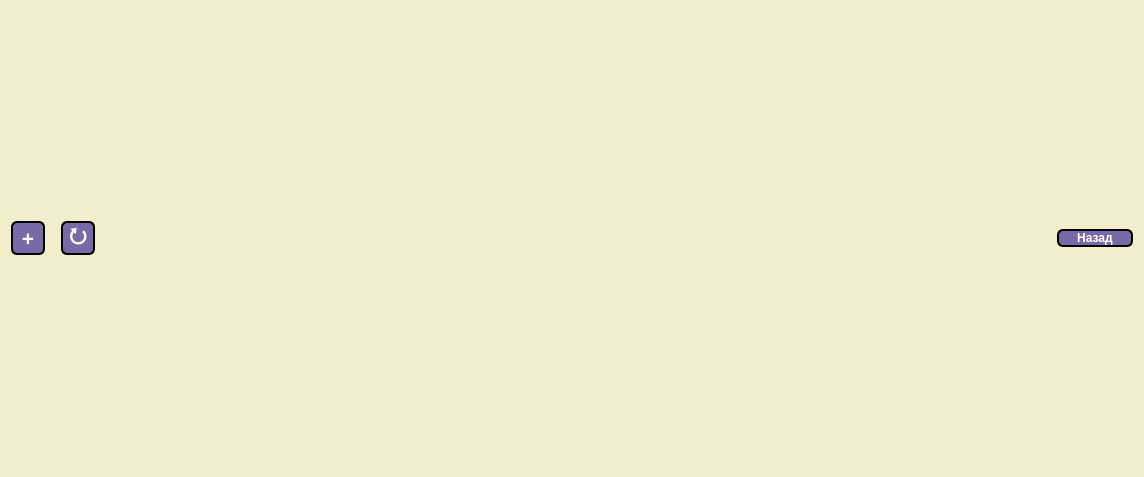
Qt form Readalot/books.ui (TanyaSeykova/Hackaton_2022) before a commit.
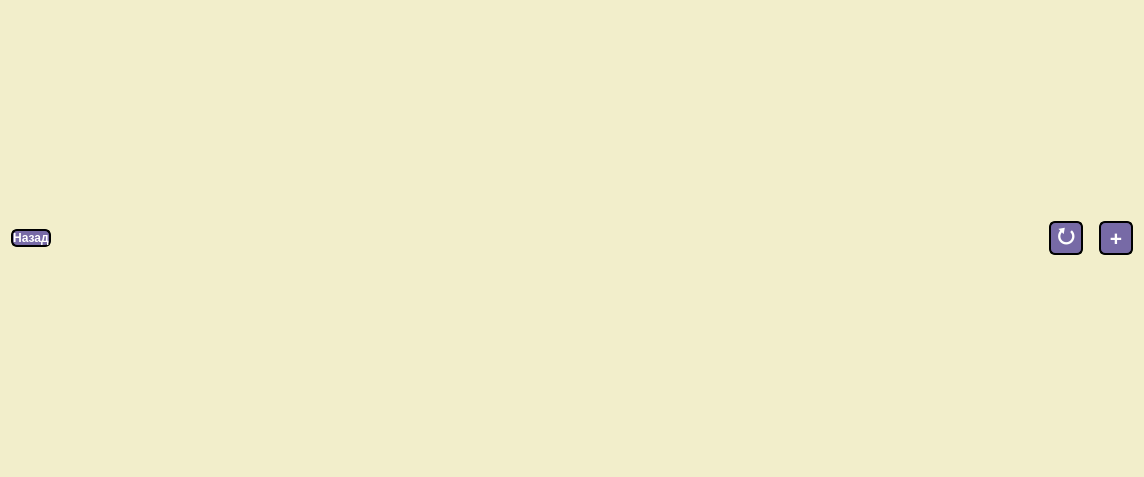
The same form after that commit.

Diff of the .ui file:
```diff
--- a/Readalot/books.ui
+++ b/Readalot/books.ui
@@ -41,102 +41,7 @@
    <item>
     <layout class="QVBoxLayout" name="verticalLayout_3" stretch="1,8">
      <item>
-      <layout class="QHBoxLayout" name="horizontalLayout" stretch="1,1,1,25,2">
-       <item>
-        <widget class="QPushButton" name="addBookButton">
-         <property name="minimumSize">
-          <size>
-           <width>0</width>
-           <height>0</height>
-          </size>
-         </property>
-         <property name="maximumSize">
-          <size>
-           <width>34</width>
-           <height>34</height>
-          </size>
-         </property>
-         <property name="font">
-          <font>
-           <family>Arial</family>
-           <pointsize>16</pointsize>
-           <italic>false</italic>
-           <bold>false</bold>
-          </font>
-         </property>
-         <property name="toolTip">
-          <string>&lt;html&gt;&lt;head/&gt;&lt;body&gt;&lt;p&gt;Добави книга&lt;/p&gt;&lt;/body&gt;&lt;/html&gt;</string>
-         </property>
-         <property name="styleSheet">
-          <string notr="true">font: 16pt &quot;Arial&quot;;</string>
-         </property>
-         <property name="text">
-          <string>+</string>
-         </property>
-        </widget>
-       </item>
-       <item>
-        <spacer name="horizontalSpacer_2">
-         <property name="orientation">
-          <enum>Qt::Horizontal</enum>
-         </property>
-         <property name="sizeType">
-          <enum>QSizePolicy::Fixed</enum>
-         </property>
-         <property name="sizeHint" stdset="0">
-          <size>
-           <width>10</width>
-           <height>20</height>
-          </size>
-         </property>
-        </spacer>
-       </item>
-       <item>
-        <widget class="QPushButton" name="pushButtonReload">
-         <property name="minimumSize">
-          <size>
-           <width>0</width>
-           <height>0</height>
-          </size>
-         </property>
-         <property name="maximumSize">
-          <size>
-           <width>34</width>
-           <height>34</height>
-          </size>
-         </property>
-         <property name="font">
-          <font>
-           <family>Arial</family>
-           <pointsize>16</pointsize>
-           <italic>false</italic>
-           <bold>false</bold>
-          </font>
-         </property>
-         <property name="toolTip">
-          <string>&lt;html&gt;&lt;head/&gt;&lt;body&gt;&lt;p&gt;Презареди таблицата&lt;/p&gt;&lt;/body&gt;&lt;/html&gt;</string>
-         </property>
-         <property name="styleSheet">
-          <string notr="true">font: 16pt &quot;Arial&quot;;</string>
-         </property>
-         <property name="text">
-          <string>⭮</string>
-         </property>
-        </widget>
-       </item>
-       <item>
-        <spacer name="horizontalSpacer">
-         <property name="orientation">
-          <enum>Qt::Horizontal</enum>
-         </property>
-         <property name="sizeHint" stdset="0">
-          <size>
-           <width>40</width>
-           <height>20</height>
-          </size>
-         </property>
-        </spacer>
-       </item>
+      <layout class="QHBoxLayout" name="horizontalLayout" stretch="1,25,1,1,1">
        <item>
         <widget class="QPushButton" name="pushButtonBack">
          <property name="sizePolicy">
@@ -156,6 +61,101 @@
          </property>
         </widget>
        </item>
+       <item>
+        <spacer name="horizontalSpacer">
+         <property name="orientation">
+          <enum>Qt::Horizontal</enum>
+         </property>
+         <property name="sizeHint" stdset="0">
+          <size>
+           <width>40</width>
+           <height>20</height>
+          </size>
+         </property>
+        </spacer>
+       </item>
+       <item>
+        <widget class="QPushButton" name="pushButtonReload">
+         <property name="minimumSize">
+          <size>
+           <width>0</width>
+           <height>0</height>
+          </size>
+         </property>
+         <property name="maximumSize">
+          <size>
+           <width>34</width>
+           <height>34</height>
+          </size>
+         </property>
+         <property name="font">
+          <font>
+           <family>Arial</family>
+           <pointsize>16</pointsize>
+           <italic>false</italic>
+           <bold>false</bold>
+          </font>
+         </property>
+         <property name="toolTip">
+          <string>&lt;html&gt;&lt;head/&gt;&lt;body&gt;&lt;p&gt;Презареди таблицата&lt;/p&gt;&lt;/body&gt;&lt;/html&gt;</string>
+         </property>
+         <property name="styleSheet">
+          <string notr="true">font: 16pt &quot;Arial&quot;;</string>
+         </property>
+         <property name="text">
+          <string>⭮</string>
+         </property>
+        </widget>
+       </item>
+       <item>
+        <spacer name="horizontalSpacer_2">
+         <property name="orientation">
+          <enum>Qt::Horizontal</enum>
+         </property>
+         <property name="sizeType">
+          <enum>QSizePolicy::Fixed</enum>
+         </property>
+         <property name="sizeHint" stdset="0">
+          <size>
+           <width>10</width>
+           <height>20</height>
+          </size>
+         </property>
+        </spacer>
+       </item>
+       <item>
+        <widget class="QPushButton" name="addBookButton">
+         <property name="minimumSize">
+          <size>
+           <width>0</width>
+           <height>0</height>
+          </size>
+         </property>
+         <property name="maximumSize">
+          <size>
+           <width>34</width>
+           <height>34</height>
+          </size>
+         </property>
+         <property name="font">
+          <font>
+           <family>Arial</family>
+           <pointsize>16</pointsize>
+           <italic>false</italic>
+           <bold>false</bold>
+          </font>
+         </property>
+         <property name="toolTip">
+          <string>&lt;html&gt;&lt;head/&gt;&lt;body&gt;&lt;p&gt;Добави книга&lt;/p&gt;&lt;/body&gt;&lt;/html&gt;</string>
+         </property>
+         <property name="styleSheet">
+          <string notr="true">font: 16pt &quot;Arial&quot;;</string>
+         </property>
+         <property name="text">
+          <string>+</string>
+         </property>
+        </widget>
+       </item>
       </layout>
      </item>
      <item>
```
